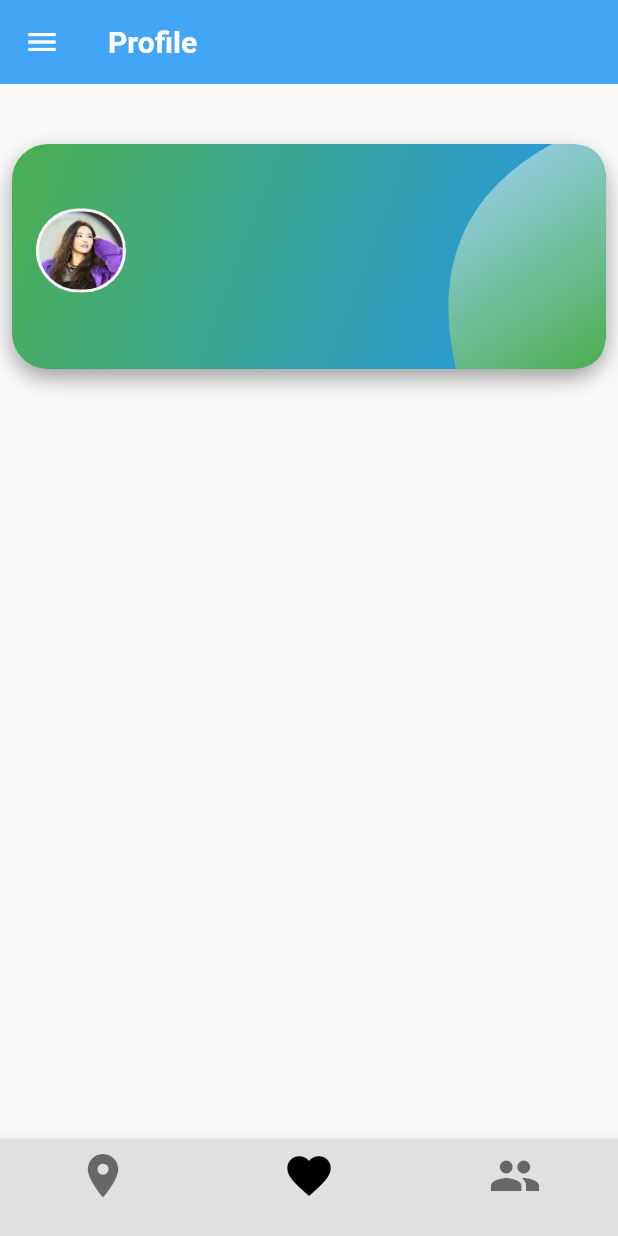
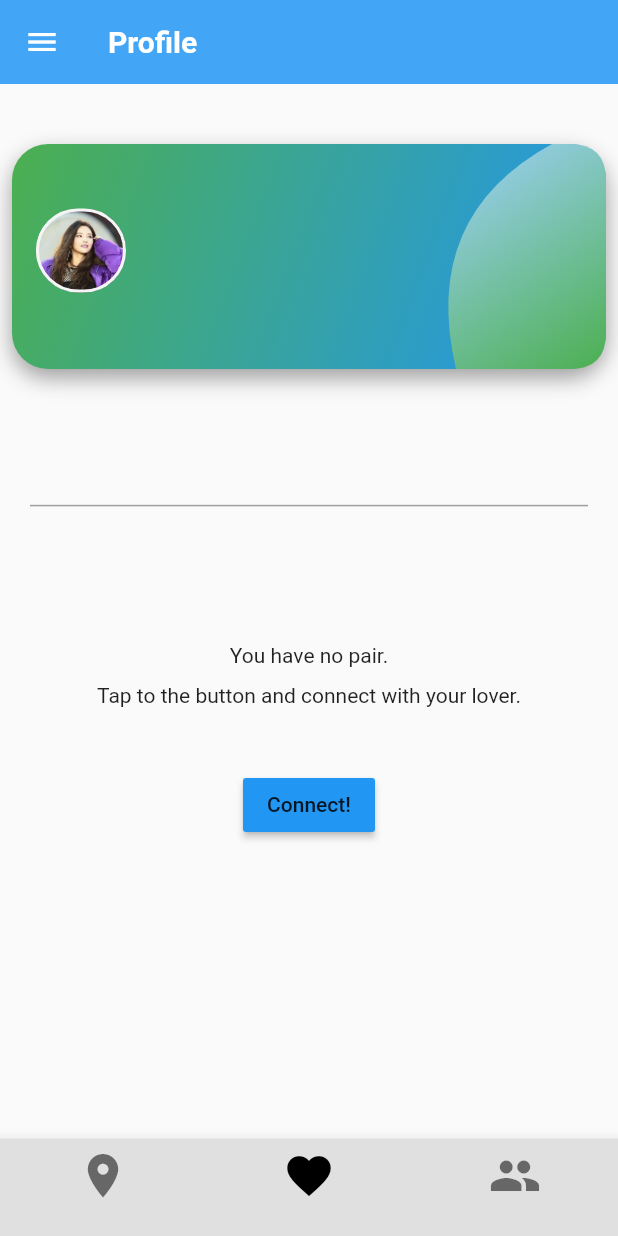
Before and after one commit to merthan6/flutter-mobile-app, a Flutter app: the ProfilePage screen opened by its route, on a phone screen of 412 x 824 dp. Run offline on Flutter 3.47's test engine with Material 2 defaults, Android fonts, the phone set to English and light mode, and no system bars; our stand-ins replace google_maps_flutter, location, shared_preferences; accounts and stored records are empty; network calls fail; Roboto replaces fonts that are missing (Avenir, Montserrat).

Commit message:
profile :: no pair condition design added

```diff
--- a/lib/pages/profile.dart
+++ b/lib/pages/profile.dart
@@ -24,6 +24,19 @@ class _ProfilePageState extends State<ProfilePage> {
   String requestFullname;
   String requestUsername;
   String requestSenderID;
+
+
+  Size screenSize(BuildContext context) {
+    return MediaQuery.of(context).size;
+  }
+
+  double screenHeight(BuildContext context, {double dividedBy = 1}) {
+    return screenSize(context).height / dividedBy;
+  }
+
+  double screenWidth(BuildContext context, {double dividedBy = 1}) {
+    return screenSize(context).width / dividedBy;
+  }
 
   void getUserInfo() async {
     final prefs = await SharedPreferences.getInstance();
@@ -258,6 +271,40 @@ class _ProfilePageState extends State<ProfilePage> {
               ),
             ),
           ],
+          if(checkStatus == false)...[
+            SizedBox(height: screenHeight(context,dividedBy: 9)),
+            const Divider(
+              color: Colors.grey,
+              height: 0,
+              thickness: 1,
+              indent: 20,
+              endIndent: 20,
+            ),
+            SizedBox(height: screenHeight(context,dividedBy: 9)),
+            Text(
+              "You have no pair.",
+              style: TextStyle(
+                color: Colors.black87,
+                fontFamily: 'Avenir'
+              ),
+            ),
+            SizedBox(height: screenHeight(context,dividedBy:80),),
+            Text(
+              "Tap to the button and connect with your lover.",
+              style: TextStyle(
+                color: Colors.black87,
+                fontFamily: 'Avenir'
+              ),
+            ),
+            SizedBox(height: screenHeight(context,dividedBy:20),),
+            RaisedButton(
+              onPressed: (){
+                Navigator.pushReplacementNamed(context, '/pairs');
+              },
+              child: Text("Connect!"),
+              color: Colors.blue[500],
+            )
+          ],
         ],
       ),
     );
```
